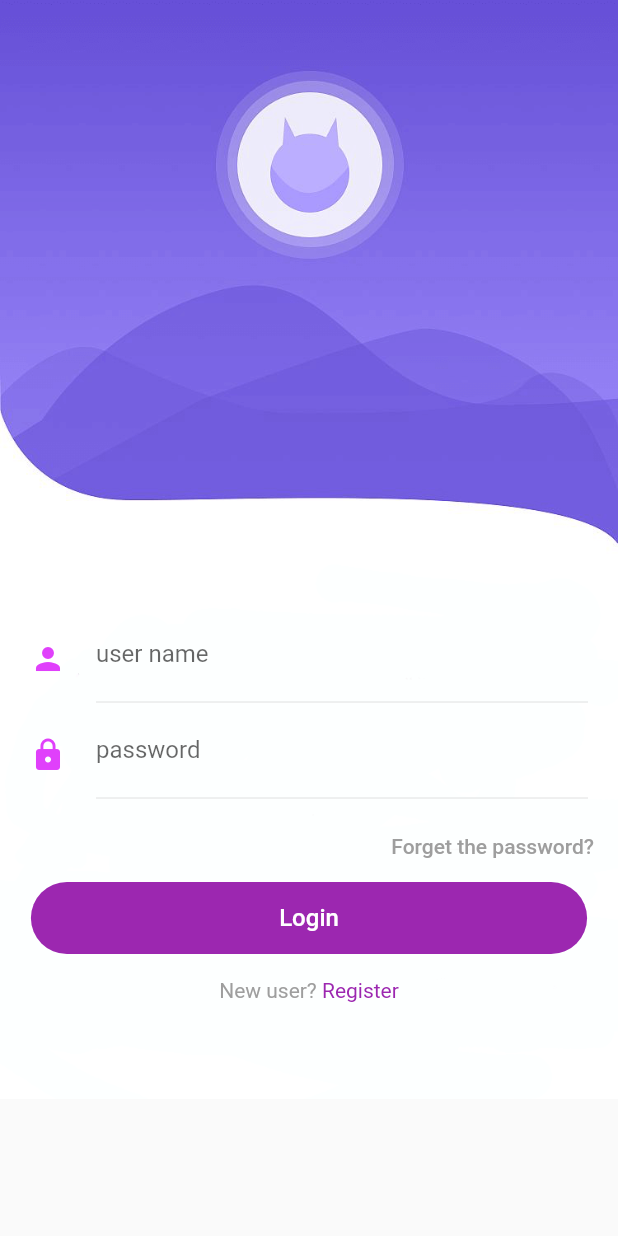
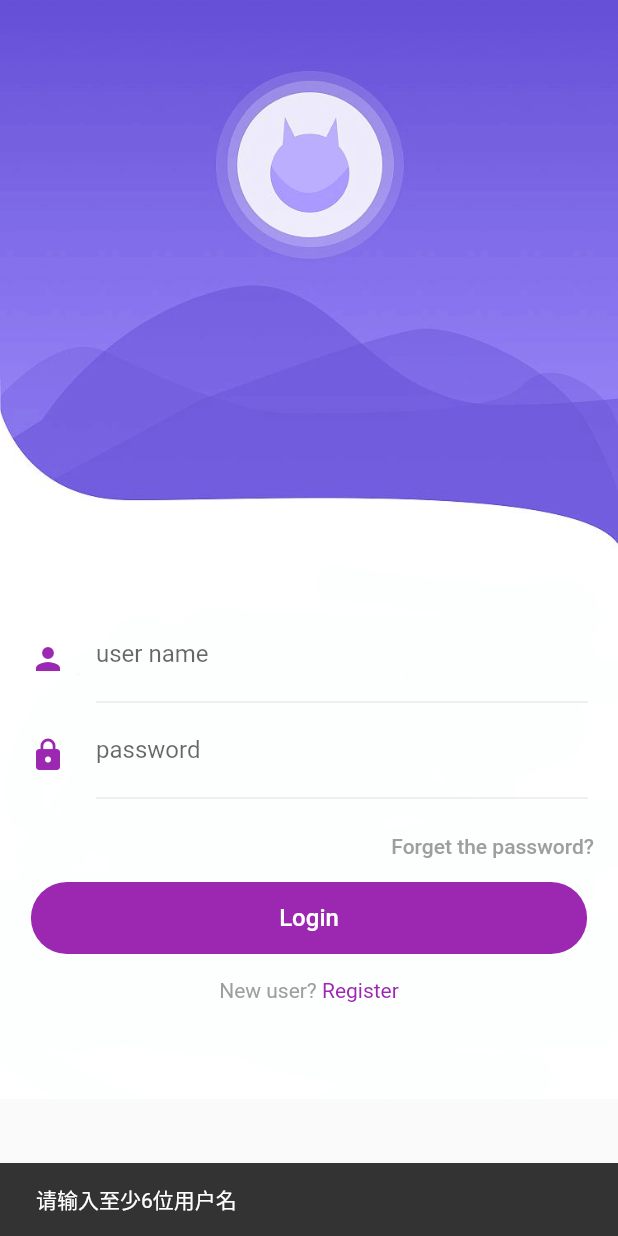
Before and after one commit to dasonXie/wanandroid, a Flutter app: the LoginPage screen opened directly, after a tap on "Login", on a phone screen of 412 x 824 dp. Run offline on Flutter 3.47's test engine with Material 2 defaults, Android fonts, the phone set to English and light mode, and no system bars; our stand-ins replace cached_network_image, date_format, dio, flutter_easyrefresh, flutter_screenutil, flutter_swiper and 1 more; accounts and stored records are empty; generated files the repository leaves out were written again; network calls fail.

Commit message:
登录、退出逻辑的实现

```diff
--- /dev/null
+++ b/lib/config/config.dart
@@ -0,0 +1 @@
+const String NETWORK_HEADER = "Cookie";
--- /dev/null
+++ b/lib/config/netWorkConfig.dart
@@ -0,0 +1,18 @@
+//网络请求配置项
+class NetworkConfig {
+  static NetworkConfig get instance => _getInstance();
+  static NetworkConfig _instance;
+
+  NetworkConfig._internal();
+  static NetworkConfig _getInstance() {
+    if (_instance == null) {
+      _instance = new NetworkConfig._internal();
+    }
+    return _instance;
+  }
+
+  //请求头
+  Map<String, dynamic> headers = {};
+
+  Function(int code, String msg) errorCallBack;
+}
--- a/lib/main.dart
+++ b/lib/main.dart
@@ -4,6 +4,7 @@ import 'package:provider/provider.dart';
 import './provider/reposTreeProvider.dart';
 
 void main() {
+  Provider.debugCheckInvalidValueType = null;
   runApp(MyApp());
 }
 
@@ -16,6 +17,9 @@ class MyApp extends StatelessWidget {
         ChangeNotifierProvider(create: (_) => ReposTreeProvider()),
       ],
       child: MaterialApp(
+        routes: {
+          "route_main": (ctx) => MainPage(),
+        },
         title: "Flutter Demo",
         theme: ThemeData(
           primaryColor: Colors.purple,
--- /dev/null
+++ b/lib/pages/login/model/userModel.dart
@@ -0,0 +1,24 @@
+import 'package:json_annotation/json_annotation.dart';
+
+part 'userModel.g.dart';
+
+@JsonSerializable()
+class UserModel {
+  String email = "";
+  String icon = "";
+  int id = 0;
+  String username = "";
+  String password = "";
+
+  ///请求头数据，使用的接口返回数据结构问题，所以这里直接保存header，其他信息暂时获取不了
+  String header = "";
+
+  // UserModel(this.email, this.icon, this.id, this.username, this.password,
+  //     this.header);
+
+  UserModel();
+
+  factory UserModel.fromJson(Map<String, dynamic> json) =>
+      _$UserModelFromJson(json);
+  Map<String, dynamic> toJson() => _$UserModelToJson(this);
+}
--- a/lib/pages/login/page/login.dart
+++ b/lib/pages/login/page/login.dart
@@ -1,9 +1,18 @@
 import 'dart:ui';
 
 import 'package:flutter/material.dart';
+import 'package:shared_preferences/shared_preferences.dart';
+import 'package:wanandroid/config/config.dart';
+import 'package:wanandroid/model/baseModel.dart';
+import 'package:wanandroid/network/api.dart';
+import 'package:wanandroid/config/netWorkConfig.dart';
+import 'package:wanandroid/network/networkManager.dart';
+import 'package:wanandroid/pages/login/model/userModel.dart';
 import 'package:wanandroid/pages/login/page/register.dart';
 import 'package:wanandroid/pages/login/widget/inputTextField.dart';
 import 'package:wanandroid/pages/login/widget/wholeButton.dart';
+import 'package:wanandroid/user/userManager.dart';
+import 'package:wanandroid/utils/toast.dart';
 
 class LoginPage extends StatefulWidget {
   LoginPage({Key key}) : super(key: key);
@@ -13,6 +22,9 @@ class LoginPage extends StatefulWidget {
 }
 
 class _LoginPageState extends State<LoginPage> {
+  TextEditingController accountController = TextEditingController();
+  TextEditingController pwdController = TextEditingController();
+
   @override
   Widget build(BuildContext context) {
     return Scaffold(
@@ -45,10 +57,19 @@ class _LoginPageState extends State<LoginPage> {
   loginTextView() {
     return Column(
       children: [
-        InputTextField(Icons.person, Colors.purpleAccent,
-            hintText: "user name"),
-        InputTextField(Icons.lock, Colors.purpleAccent,
-            hintText: "password", obscureText: true),
+        InputTextField(
+          Icons.person,
+          Colors.purple,
+          hintText: "user name",
+          controller: accountController,
+        ),
+        InputTextField(
+          Icons.lock,
+          Colors.purple,
+          hintText: "password",
+          obscureText: true,
+          controller: pwdController,
+        ),
         Row(
           children: [
             Expanded(
@@ -70,9 +91,7 @@ class _LoginPageState extends State<LoginPage> {
             "Login",
             style: TextStyle(fontSize: 16, color: Colors.white),
           ),
-          onPressedFunc: () {
-            print("登录");
-          },
+          onPressedFunc: (context) => loginAction(context),
           decoration: BoxDecoration(
             borderRadius: BorderRadius.circular(25),
             color: Colors.purple,
@@ -99,4 +118,26 @@ class _LoginPageState extends State<LoginPage> {
       ],
     );
   }
+
+//登录事件
+  loginAction(context) async {
+    final account = this.accountController.text;
+    if (account.isEmpty || account.length < 6) {
+      Toast.show(context, "请输入至少6位用户名");
+      return;
+    }
+
+    final pwd = this.pwdController.text;
+    if (pwd.isEmpty || pwd.length < 6) {
+      Toast.show(context, "请输入至少6位密码");
+      return;
+    }
+
+    //网络请求
+    UserManager.instance.login(account, pwd, () {
+      Navigator.of(context).pushReplacementNamed("route_main");
+    }, () {
+      print("登录失败了");
+    });
+  }
 }
--- a/lib/pages/login/page/register.dart
+++ b/lib/pages/login/page/register.dart
@@ -51,7 +51,7 @@ class _RegisterPageState extends State<RegisterPage> {
           "Register",
           style: TextStyle(fontSize: 16, color: Colors.white),
         ),
-        onPressedFunc: () {
+        onPressedFunc: (context) {
           print("注册");
         },
         decoration: BoxDecoration(
--- a/lib/pages/login/widget/inputTextField.dart
+++ b/lib/pages/login/widget/inputTextField.dart
@@ -6,12 +6,14 @@ class InputTextField extends StatelessWidget {
   final String hintText;
   final bool obscureText;
   final TextInputType keyboardType;
+  final TextEditingController controller;
 
   InputTextField(this.icon, this.color,
       {Key key,
       this.hintText,
       this.obscureText = false,
-      this.keyboardType = TextInputType.text})
+      this.keyboardType = TextInputType.text,
+      this.controller})
       : super(key: key);
 
   @override
@@ -45,6 +47,7 @@ class InputTextField extends StatelessWidget {
                 decoration: InputDecoration(
                     border: InputBorder.none, hintText: hintText),
                 keyboardType: keyboardType,
+                controller: controller,
               ),
               Divider(),
             ],
--- a/lib/pages/login/widget/wholeButton.dart
+++ b/lib/pages/login/widget/wholeButton.dart
@@ -1,10 +1,10 @@
 import 'package:flutter/material.dart';
 
 class WholeButton extends StatelessWidget {
-  Widget text;
-  int flex;
-  Decoration decoration;
-  VoidCallback onPressedFunc;
+  final Widget text;
+  final int flex;
+  final Decoration decoration;
+  final Function(BuildContext context) onPressedFunc;
 
   WholeButton(this.text,
       {Key key, this.flex = 18, @required this.onPressedFunc, this.decoration})
@@ -26,7 +26,7 @@ class WholeButton extends StatelessWidget {
                   splashColor: Colors.transparent,
                   highlightColor: Colors.transparent,
                   onPressed: () =>
-                      onPressedFunc == null ? null : onPressedFunc()),
+                      onPressedFunc == null ? null : onPressedFunc(context)),
               decoration: decoration,
             ),
           ),
--- a/lib/pages/system/page/system_tab.dart
+++ b/lib/pages/system/page/system_tab.dart
@@ -1,6 +1,8 @@
 import 'package:flutter/material.dart';
+import 'package:provider/provider.dart';
 import 'package:wanandroid/pages/system/model/systemModel.dart';
 import 'package:wanandroid/pages/system/page/system_tab_page.dart';
+import 'package:wanandroid/pages/system/viewModel/system_tab_viewModel.dart';
 
 class SystemTab extends StatelessWidget {
   final SystemModel modelGroup;
--- /dev/null
+++ b/lib/utils/toast.dart
@@ -0,0 +1,17 @@
+import 'package:flutter/material.dart';
+
+class Toast {
+  ///底部吐司。
+  ///因为需要一个context，所以使用起来不是很方便
+  static show(context, String text,
+      {String label = "", VoidCallback onPressed}) {
+    Scaffold.of(context).showSnackBar(SnackBar(
+      content: Text(text),
+      action: SnackBarAction(
+        label: label,
+        onPressed: () => onPressed == null ? null : onPressed(),
+      ),
+      duration: Duration(milliseconds: 2000),
+    ));
+  }
+}
--- a/pubspec.yaml
+++ b/pubspec.yaml
@@ -50,10 +50,12 @@ dependencies:
   flutter_easyrefresh: ^2.1.5
   #瀑布流
   flutter_staggered_grid_view: "^0.3.2"
-    #状态管理
+  #状态管理
   flutter_bloc: ^6.0.1
   #时间格式化
   date_format: ^1.0.9
+  #本地存储
+  shared_preferences: ^0.5.10
 
 
 dev_dependencies:
```
Also changed, not shown: lib/model/baseModel.dart (+7 -1 lines), lib/network/networkManager.dart (+64 -5 lines), lib/pages/drawer_page.dart (+63 -11 lines), lib/pages/main_page.dart (+26 -0 lines), lib/pages/system/page/system_tab_page.dart (+51 -91 lines), lib/pages/system/viewModel/system_tab_viewModel.dart (added, +56 -0 lines), lib/pages/system/widget/articleRow.dart (+18 -1 lines), lib/user/userManager.dart (added, +100 -0 lines), 2 other files.
